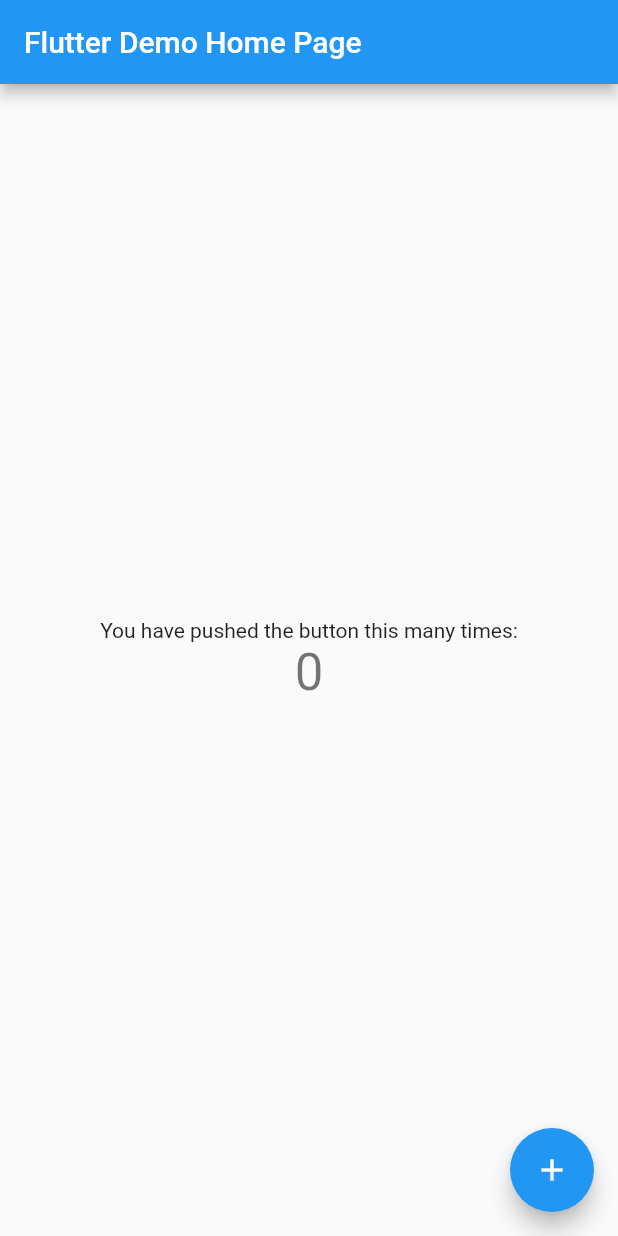
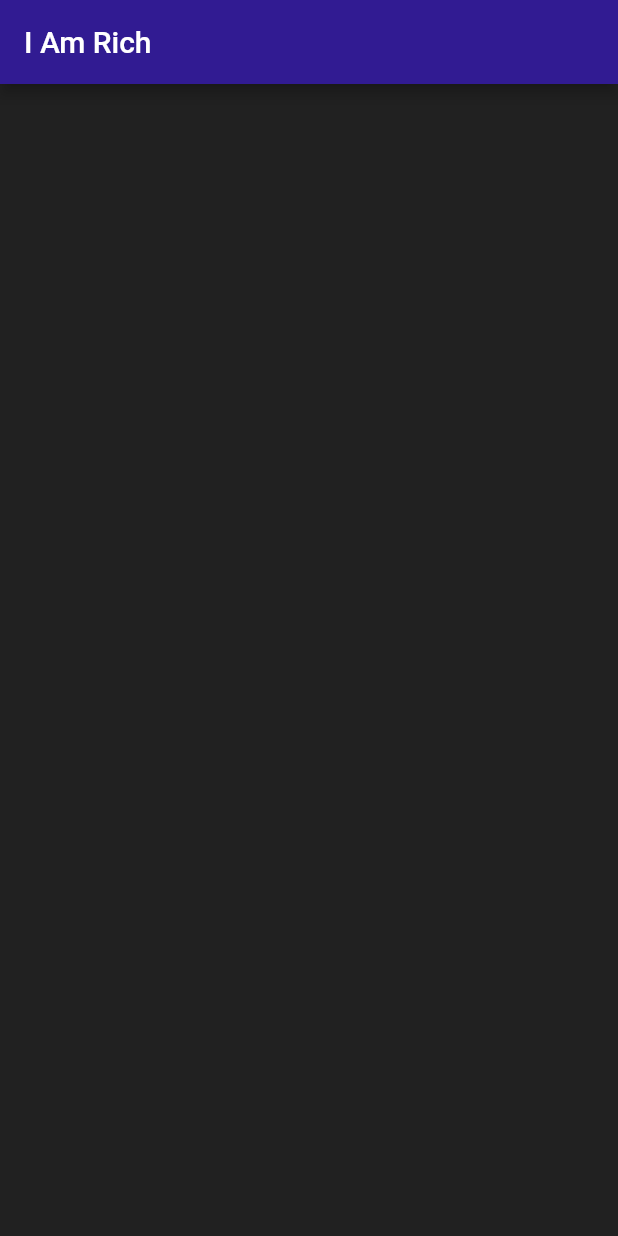
Before and after one commit to justEhmadSaeed/i-am-rich, a Flutter app: the screen it shows after launch, on a phone screen of 412 x 824 dp. Run offline on Flutter 3.47's test engine with Material 2 defaults, Android fonts, the phone set to English and light mode, and no system bars.

Commit message:
👌 IMPROVE: ADD color to the appbar and background

```diff
--- a/lib/main.dart
+++ b/lib/main.dart
@@ -1,111 +1,15 @@
 import 'package:flutter/material.dart';
 
-void main() => runApp(MyApp());
-
-class MyApp extends StatelessWidget {
-  // This widget is the root of your application.
-  @override
-  Widget build(BuildContext context) {
-    return MaterialApp(
-      title: 'Flutter Demo',
-      theme: ThemeData(
-        // This is the theme of your application.
-        //
-        // Try running your application with "flutter run". You'll see the
-        // application has a blue toolbar. Then, without quitting the app, try
-        // changing the primarySwatch below to Colors.green and then invoke
-        // "hot reload" (press "r" in the console where you ran "flutter run",
-        // or simply save your changes to "hot reload" in a Flutter IDE).
-        // Notice that the counter didn't reset back to zero; the application
-        // is not restarted.
-        primarySwatch: Colors.blue,
+void main() {
+  runApp(
+    MaterialApp(
+      home: Scaffold(
+        appBar: AppBar(
+          title: Text('I Am Rich'),
+          backgroundColor: Colors.deepPurple[900],
+        ),
+        backgroundColor: Colors.grey[900],
       ),
-      home: MyHomePage(title: 'Flutter Demo Home Page'),
-    );
-  }
+    ),
+  );
 }
-
-class MyHomePage extends StatefulWidget {
-  MyHomePage({Key key, this.title}) : super(key: key);
-
-  // This widget is the home page of your application. It is stateful, meaning
-  // that it has a State object (defined below) that contains fields that affect
-  // how it looks.
-
-  // This class is the configuration for the state. It holds the values (in this
-  // case the title) provided by the parent (in this case the App widget) and
-  // used by the build method of the State. Fields in a Widget subclass are
-  // always marked "final".
-
-  final String title;
-
-  @override
-  _MyHomePageState createState() => _MyHomePageState();
-}
-
-class _MyHomePageState extends State<MyHomePage> {
-  int _counter = 0;
-
-  void _incrementCounter() {
-    setState(() {
-      // This call to setState tells the Flutter framework that something has
-      // changed in this State, which causes it to rerun the build method below
-      // so that the display can reflect the updated values. If we changed
-      // _counter without calling setState(), then the build method would not be
-      // called again, and so nothing would appear to happen.
-      _counter++;
-    });
-  }
-
-  @override
-  Widget build(BuildContext context) {
-    // This method is rerun every time setState is called, for instance as done
-    // by the _incrementCounter method above.
-    //
-    // The Flutter framework has been optimized to make rerunning build methods
-    // fast, so that you can just rebuild anything that needs updating rather
-    // than having to individually change instances of widgets.
-    return Scaffold(
-      appBar: AppBar(
-        // Here we take the value from the MyHomePage object that was created by
-        // the App.build method, and use it to set our appbar title.
-        title: Text(widget.title),
-      ),
-      body: Center(
-        // Center is a layout widget. It takes a single child and positions it
-        // in the middle of the parent.
-        child: Column(
-          // Column is also a layout widget. It takes a list of children and
-          // arranges them vertically. By default, it sizes itself to fit its
-          // children horizontally, and tries to be as tall as its parent.
-          //
-          // Invoke "debug painting" (press "p" in the console, choose the
-          // "Toggle Debug Paint" action from the Flutter Inspector in Android
-          // Studio, or the "Toggle Debug Paint" command in Visual Studio Code)
-          // to see the wireframe for each widget.
-          //
-          // Column has various properties to control how it sizes itself and
-          // how it positions its children. Here we use mainAxisAlignment to
-          // center the children vertically; the main axis here is the vertical
-          // axis because Columns are vertical (the cross axis would be
-          // horizontal).
-          mainAxisAlignment: MainAxisAlignment.center,
-          children: <Widget>[
-            Text(
-              'You have pushed the button this many times:',
-            ),
-            Text(
-              '$_counter',
-              style: Theme.of(context).textTheme.display1,
-            ),
-          ],
-        ),
-      ),
-      floatingActionButton: FloatingActionButton(
-        onPressed: _incrementCounter,
-        tooltip: 'Increment',
-        child: Icon(Icons.add),
-      ), // This trailing comma makes auto-formatting nicer for build methods.
-    );
-  }
-}
```
Also changed, not shown: 2 other files.
